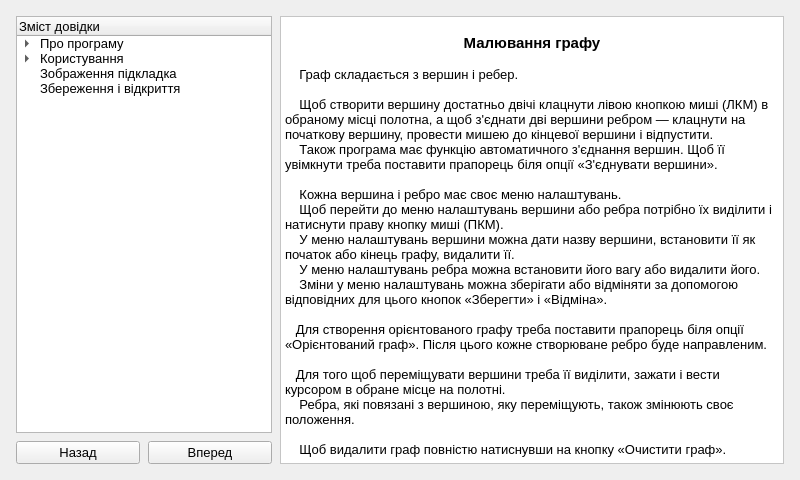
Old version of the form graphedit/manual.ui in the repository SnosMe/kursova.
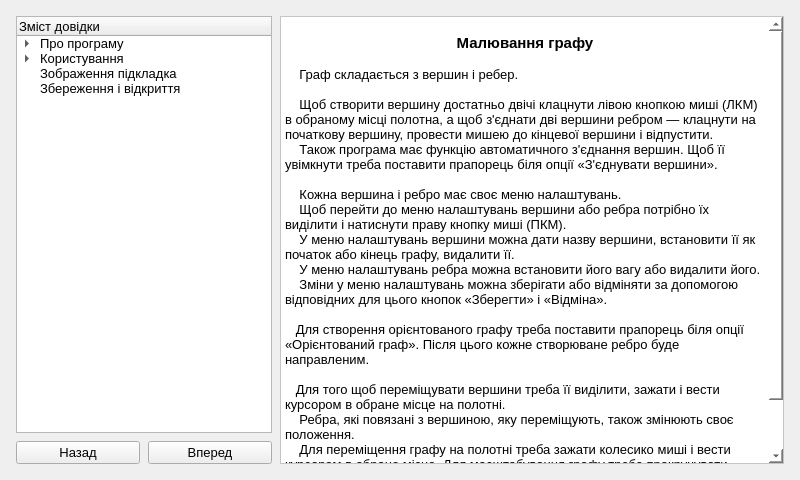
New version of the form. The open tabs and pages were chosen to show the change. Icons and pictures are not drawn.

Commit message: manual againn

What changed in the file:
```diff
--- a/graphedit/manual.ui
+++ b/graphedit/manual.ui
@@ -310,6 +310,7 @@
 &lt;p style=&quot;-qt-paragraph-type:empty; margin-top:0px; margin-bottom:0px; margin-left:0px; margin-right:0px; -qt-block-indent:0; text-indent:0px; font-size:10pt;&quot;&gt;&lt;br /&gt;&lt;/p&gt;
 &lt;p style=&quot; margin-top:0px; margin-bottom:0px; margin-left:0px; margin-right:0px; -qt-block-indent:0; text-indent:0px;&quot;&gt;&lt;span style=&quot; font-size:10pt;&quot;&gt;   Для того щоб переміщувати вершини треба її &lt;/span&gt;&lt;span style=&quot; font-family:'Arial,sans-serif'; font-size:10pt;&quot;&gt;виділити,&lt;/span&gt;&lt;span style=&quot; font-size:10pt;&quot;&gt; зажати і вести курсором в обране місце на полотні. &lt;/span&gt;&lt;/p&gt;
 &lt;p style=&quot; margin-top:0px; margin-bottom:0px; margin-left:0px; margin-right:0px; -qt-block-indent:0; text-indent:0px;&quot;&gt;&lt;span style=&quot; font-size:10pt;&quot;&gt;    Ребра, які повязані з вершиною, яку переміщують, також змінюють своє положення.&lt;/span&gt;&lt;/p&gt;
+&lt;p style=&quot; margin-top:0px; margin-bottom:0px; margin-left:0px; margin-right:0px; -qt-block-indent:0; text-indent:0px;&quot;&gt;&lt;span style=&quot; font-size:10pt;&quot;&gt;    Для переміщення графу на полотні треба зажати колесико миші і вести курсором в обране місце. Для масштабування графу треба прокручувати колесико миші. &lt;/span&gt;&lt;/p&gt;
 &lt;p style=&quot;-qt-paragraph-type:empty; margin-top:0px; margin-bottom:0px; margin-left:0px; margin-right:0px; -qt-block-indent:0; text-indent:0px; font-size:10pt;&quot;&gt;&lt;br /&gt;&lt;/p&gt;
 &lt;p style=&quot; margin-top:0px; margin-bottom:0px; margin-left:0px; margin-right:0px; -qt-block-indent:0; text-indent:0px;&quot;&gt;&lt;span style=&quot; font-size:10pt;&quot;&gt;    Щоб видалити граф повністю натиснувши на кнопку «Очистити граф».&lt;/span&gt;&lt;/p&gt;&lt;/body&gt;&lt;/html&gt;</string>
          </property>
```
